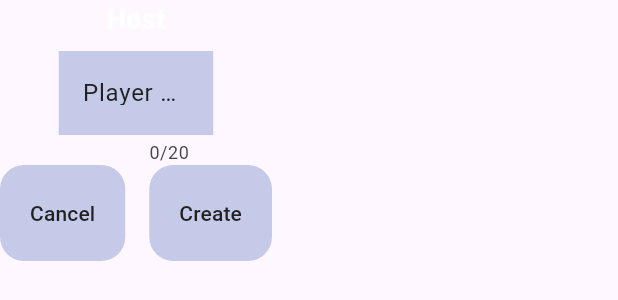
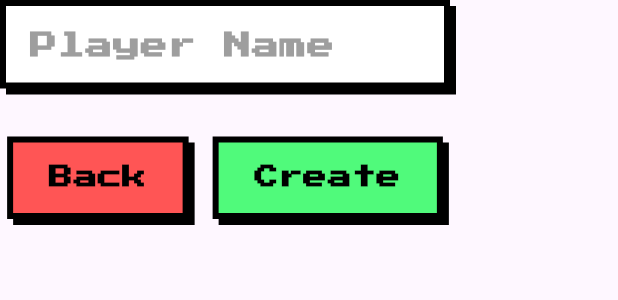
Before and after one commit to MornyxPotato/boom_board, a Flutter app: the HostPanel widget shown alone on an empty page, opened directly with empty values, on a phone screen of 412 x 824 dp. Shown: the top 300 px of the screen. Run offline on Flutter 3.47's test engine with Material 3 defaults, Android fonts, the phone set to English and light mode, and no system bars; our stand-ins replace event_bus, flutter_dotenv, get, get_it, logger, socket_io_client; network calls fail.

```diff
--- a/lib/core/presentation/widgets/app_text_button.dart
+++ /dev/null
@@ -1,33 +0,0 @@
-import 'package:boom_board/core/style/app_colors.dart';
-import 'package:flutter/material.dart';
-
-class AppTextButton extends StatelessWidget {
-  final String buttonText;
-  final Function() onPressed;
-
-  const AppTextButton({
-    super.key,
-    required this.buttonText,
-    required this.onPressed,
-  });
-
-  @override
-  Widget build(BuildContext context) {
-    return Container(
-      decoration: BoxDecoration(
-        color: lightPrimaryColor,
-        borderRadius: BorderRadius.circular(16),
-      ),
-      padding: const EdgeInsets.all(8),
-      child: TextButton(
-        onPressed: onPressed,
-        child: Text(
-          buttonText,
-          style: TextStyle(
-            color: primaryTextColor,
-          ),
-        ),
-      ),
-    );
-  }
-}
--- a/lib/core/presentation/widgets/host_panel.dart
+++ b/lib/core/presentation/widgets/host_panel.dart
@@ -1,18 +1,19 @@
-import 'package:boom_board/core/presentation/widgets/app_text_button.dart';
-import 'package:boom_board/core/style/app_colors.dart';
+import 'package:boom_board/core/presentation/widgets/retro_button.dart';
+import 'package:boom_board/core/presentation/widgets/retro_text_field.dart';
 import 'package:flutter/material.dart';
-import 'package:get/get.dart';
 
 class HostPanel extends StatelessWidget {
   final TextEditingController textEditingCtl;
   final Function() onCancelPressed;
   final Function() onCreatePressed;
+  final String? errorText;
 
   const HostPanel({
     super.key,
     required this.textEditingCtl,
     required this.onCancelPressed,
     required this.onCreatePressed,
+    this.errorText,
   });
 
   @override
@@ -21,43 +22,37 @@ class HostPanel extends StatelessWidget {
       mainAxisSize: MainAxisSize.min,
       mainAxisAlignment: MainAxisAlignment.center,
       children: [
-        Text(
-          'Host',
-          style: TextStyle(
-            fontSize: 18,
-            fontWeight: FontWeight.bold,
-            color: textOrIconColor,
-          ),
+        RetroTextField(
+          controller: textEditingCtl,
+          hintText: 'Player Name',
+          maxLength: 20,
         ),
-        const SizedBox(height: 8),
-        SizedBox(
-          width: Get.width * 0.25,
-          child: TextField(
-            controller: textEditingCtl,
-            decoration: InputDecoration(
-              labelText: 'Player name',
-              labelStyle: TextStyle(color: primaryTextColor),
-              constraints: BoxConstraints(),
-              fillColor: lightPrimaryColor,
-              filled: true,
-              border: InputBorder.none,
-            ),
-            maxLength: 20,
-            style: TextStyle(
-              color: primaryTextColor,
+        if (errorText != null)
+          Padding(
+            padding: const EdgeInsets.only(bottom: 16),
+            child: Text(
+              errorText!,
+              style: const TextStyle(
+                color: Color(0xFFFF5555),
+                fontSize: 16,
+                fontWeight: FontWeight.bold,
+                shadows: [Shadow(color: Colors.black, offset: Offset(2, 2))],
+              ),
             ),
           ),
-        ),
+        const SizedBox(height: 16),
         Row(
           mainAxisSize: MainAxisSize.min,
           children: [
-            AppTextButton(
-              buttonText: 'Cancel',
+            RetroButton(
+              text: 'Back',
+              color: const Color(0xFFFF5555),
               onPressed: onCancelPressed,
             ),
             const SizedBox(width: 16),
-            AppTextButton(
-              buttonText: 'Create',
+            RetroButton(
+              text: 'Create',
+              color: const Color(0xFF50FA7B),
               onPressed: onCreatePressed,
             ),
           ],
--- /dev/null
+++ b/lib/core/presentation/widgets/retro_button.dart
@@ -0,0 +1,71 @@
+import 'package:flutter/material.dart';
+
+class RetroButton extends StatefulWidget {
+  final String text;
+  final VoidCallback onPressed;
+  final Color color;
+
+  const RetroButton({
+    super.key,
+    required this.text,
+    required this.onPressed,
+    this.color = const Color(0xFFC5CAE9),
+  });
+
+  @override
+  State<RetroButton> createState() => _RetroButtonState();
+}
+
+class _RetroButtonState extends State<RetroButton> {
+  bool _isPressed = false;
+  bool _isHovered = false;
+
+  @override
+  Widget build(BuildContext context) {
+    // Lighten the color slightly when hovered
+    final Color currentColor = _isHovered ? Color.lerp(widget.color, Colors.white, 0.5)! : widget.color;
+
+    return MouseRegion(
+      onEnter: (_) => setState(() => _isHovered = true),
+      onExit: (_) => setState(() => _isHovered = false),
+      cursor: SystemMouseCursors.click,
+      child: GestureDetector(
+        onTapDown: (_) => setState(() => _isPressed = true),
+        onTapUp: (_) {
+          setState(() => _isPressed = false);
+          widget.onPressed();
+        },
+        onTapCancel: () => setState(() => _isPressed = false),
+        // Transform translates the button down and right when pressed
+        child: AnimatedContainer(
+          duration: const Duration(milliseconds: 50),
+          transform: Matrix4.translationValues(
+            _isPressed ? 4.0 : 0.0,
+            _isPressed ? 4.0 : 0.0,
+            0.0,
+          ),
+          padding: const EdgeInsets.symmetric(horizontal: 24, vertical: 12),
+          decoration: BoxDecoration(
+            color: currentColor,
+            border: Border.all(color: Colors.black, width: 4),
+            // The shadow disappears when pressed to create the illusion of depth
+            boxShadow: [
+              BoxShadow(
+                color: Colors.black,
+                offset: _isPressed ? const Offset(0, 0) : const Offset(4, 4),
+              ),
+            ],
+          ),
+          child: Text(
+            widget.text,
+            style: const TextStyle(
+              color: Colors.black,
+              fontWeight: FontWeight.bold,
+              fontSize: 16,
+            ),
+          ),
+        ),
+      ),
+    );
+  }
+}
--- /dev/null
+++ b/lib/core/presentation/widgets/retro_loading_text.dart
@@ -0,0 +1,58 @@
+import 'dart:async';
+
+import 'package:flutter/material.dart';
+
+class RetroLoadingText extends StatefulWidget {
+  final String text;
+  final Color color;
+
+  const RetroLoadingText({
+    super.key,
+    this.text = 'LOADING',
+    this.color = Colors.white,
+  });
+
+  @override
+  State<RetroLoadingText> createState() => _RetroLoadingTextState();
+}
+
+class _RetroLoadingTextState extends State<RetroLoadingText> {
+  int _dotCount = 0;
+  Timer? _timer;
+
+  @override
+  void initState() {
+    super.initState();
+    // Update the dots every 500 milliseconds (half a second)
+    _timer = Timer.periodic(const Duration(milliseconds: 500), (timer) {
+      if (mounted) {
+        setState(() {
+          _dotCount = (_dotCount + 1) % 4; // Cycles: 0, 1, 2, 3
+        });
+      }
+    });
+  }
+
+  @override
+  void dispose() {
+    _timer?.cancel();
+    super.dispose();
+  }
+
+  @override
+  Widget build(BuildContext context) {
+    // Generate a string with the correct number of dots
+    String dots = '.' * _dotCount;
+    // Pad the right side with invisible spaces so the text doesn't jump around
+    String displayDots = dots.padRight(3, ' ');
+
+    return Text(
+      '${widget.text}$displayDots',
+      style: TextStyle(
+        color: widget.color,
+        fontWeight: FontWeight.bold,
+        fontSize: 24,
+      ),
+    );
+  }
+}
--- /dev/null
+++ b/lib/core/presentation/widgets/retro_text_field.dart
@@ -0,0 +1,53 @@
+import 'package:boom_board/core/utils/upper_case_text_formatter.dart';
+import 'package:flutter/material.dart';
+
+class RetroTextField extends StatelessWidget {
+  final TextEditingController controller;
+  final String hintText;
+  final int maxLength;
+  final bool isRoomCode;
+
+  const RetroTextField({
+    super.key,
+    required this.controller,
+    required this.hintText,
+    required this.maxLength,
+    this.isRoomCode = false,
+  });
+
+  @override
+  Widget build(BuildContext context) {
+    return Container(
+      width: 300,
+      margin: const EdgeInsets.only(bottom: 16),
+      decoration: BoxDecoration(
+        color: Colors.white,
+        border: Border.all(color: Colors.black, width: 4),
+        boxShadow: const [
+          BoxShadow(
+            color: Colors.black,
+            offset: Offset(4, 4),
+          ),
+        ],
+      ),
+      child: TextField(
+        controller: controller,
+        maxLength: maxLength,
+        inputFormatters: isRoomCode ? [UpperCaseTextFormatter()] : null,
+        textCapitalization: isRoomCode ? TextCapitalization.characters : TextCapitalization.words,
+        style: const TextStyle(
+          color: Colors.black,
+          fontWeight: FontWeight.bold,
+          fontSize: 18,
+        ),
+        decoration: InputDecoration(
+          hintText: hintText,
+          hintStyle: const TextStyle(color: Colors.grey),
+          counterText: '', // Hides the character counter
+          border: InputBorder.none,
+          contentPadding: const EdgeInsets.symmetric(horizontal: 16, vertical: 12),
+        ),
+      ),
+    );
+  }
+}
--- /dev/null
+++ b/lib/core/utils/upper_case_text_formatter.dart
@@ -0,0 +1,8 @@
+import 'package:flutter/services.dart';
+
+class UpperCaseTextFormatter extends TextInputFormatter {
+  @override
+  TextEditingValue formatEditUpdate(TextEditingValue oldValue, TextEditingValue newValue) {
+    return newValue.copyWith(text: newValue.text.toUpperCase());
+  }
+}
--- a/lib/main.dart
+++ b/lib/main.dart
@@ -20,6 +20,9 @@ class MyApp extends StatelessWidget {
       title: 'Boom Board',
       initialRoute: home,
       getPages: getRoutes(),
+      theme: ThemeData(
+        fontFamily: 'PressStart2P',
+      ),
     );
   }
 }
--- a/pubspec.yaml
+++ b/pubspec.yaml
@@ -29,3 +29,8 @@ flutter:
 
   assets:
     - .env
+
+  fonts:
+    - family: PressStart2P
+      fonts:
+        - asset: assets/fonts/PressStart2P-Regular.ttf
```
Also changed, not shown: lib/core/presentation/controllers/home_controller.dart (+64 -5 lines), lib/core/presentation/screens/home_screen.dart (+123 -56 lines), lib/core/presentation/widgets/join_panel.dart (+33 -49 lines), lib/core/presentation/widgets/retro_dialog.dart (added, +71 -0 lines), lib/core/presentation/widgets/start_panel.dart (+8 -6 lines), assets/fonts/PressStart2P-Regular.ttf (added).
